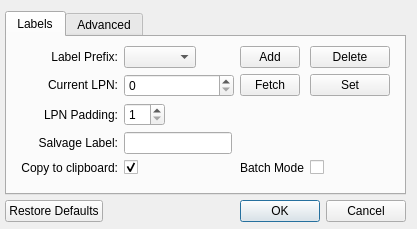
Old version of the form settingswindow.ui in the repository LMBernardo/LabelManager.
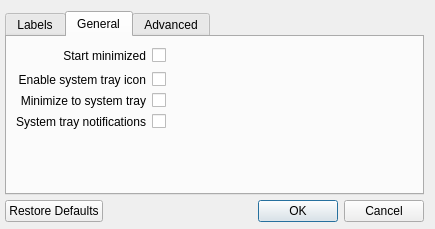
New version of the form.

Commit message: Added system tray icon and application icon

What changed in the file:
```diff
--- a/settingswindow.ui
+++ b/settingswindow.ui
@@ -9,8 +9,8 @@
    <rect>
     <x>0</x>
     <y>0</y>
-    <width>415</width>
-    <height>225</height>
+    <width>435</width>
+    <height>228</height>
    </rect>
   </property>
   <property name="sizePolicy">
@@ -21,8 +21,8 @@
   </property>
   <property name="maximumSize">
    <size>
-    <width>415</width>
-    <height>225</height>
+    <width>640</width>
+    <height>300</height>
    </size>
   </property>
   <property name="windowTitle">
@@ -59,7 +59,7 @@
       </size>
      </property>
      <property name="currentIndex">
-      <number>0</number>
+      <number>1</number>
      </property>
      <widget class="QWidget" name="labelSettingsTab">
       <property name="maximumSize">
@@ -341,6 +341,117 @@
        </item>
       </layout>
      </widget>
+     <widget class="QWidget" name="generalSettingsTab">
+      <attribute name="title">
+       <string>General</string>
+      </attribute>
+      <widget class="QWidget" name="gridLayoutWidget">
+       <property name="geometry">
+        <rect>
+         <x>9</x>
+         <y>9</y>
+         <width>401</width>
+         <height>131</height>
+        </rect>
+       </property>
+       <layout class="QGridLayout" name="gridLayout">
+        <item row="4" column="1">
+         <spacer name="verticalSpacer_3">
+          <property name="orientation">
+           <enum>Qt::Vertical</enum>
+          </property>
+          <property name="sizeHint" stdset="0">
+           <size>
+            <width>20</width>
+            <height>40</height>
+           </size>
+          </property>
+         </spacer>
+        </item>
+        <item row="0" column="1">
+         <widget class="QLabel" name="startMinimizedLabel">
+          <property name="text">
+           <string>Start minimized</string>
+          </property>
+          <property name="alignment">
+           <set>Qt::AlignRight|Qt::AlignTrailing|Qt::AlignVCenter</set>
+          </property>
+         </widget>
+        </item>
+        <item row="1" column="2">
+         <widget class="QCheckBox" name="enableSysTrayCheckbox">
+          <property name="text">
+           <string/>
+          </property>
+         </widget>
+        </item>
+        <item row="3" column="2">
+         <widget class="QCheckBox" name="sysTrayNotificationsCheckbox">
+          <property name="text">
+           <string/>
+          </property>
+         </widget>
+        </item>
+        <item row="1" column="1">
+         <widget class="QLabel" name="enableSysTrayLabel">
+          <property name="text">
+           <string>Enable system tray icon</string>
+          </property>
+          <property name="alignment">
+           <set>Qt::AlignRight|Qt::AlignTrailing|Qt::AlignVCenter</set>
+          </property>
+         </widget>
+        </item>
+        <item row="3" column="1">
+         <widget class="QLabel" name="sysTrayNotificationsLabel">
+          <property name="text">
+           <string>System tray notifications</string>
+          </property>
+          <property name="alignment">
+           <set>Qt::AlignRight|Qt::AlignTrailing|Qt::AlignVCenter</set>
+          </property>
+         </widget>
+        </item>
+        <item row="2" column="2">
+         <widget class="QCheckBox" name="minimizeToSysTrayCheckbox">
+          <property name="text">
+           <string/>
+          </property>
+         </widget>
+        </item>
+        <item row="2" column="1">
+         <widget class="QLabel" name="minimizeToSysTrayLabel">
+          <property name="text">
+           <string>Minimize to system tray</string>
+          </property>
+          <property name="alignment">
+           <set>Qt::AlignRight|Qt::AlignTrailing|Qt::AlignVCenter</set>
+          </property>
+         </widget>
+        </item>
+        <item row="0" column="2">
+         <widget class="QCheckBox" name="startMinimizedCheckbox">
+          <property name="text">
+           <string/>
+          </property>
+         </widget>
+        </item>
+        <item row="0" column="3">
+         <spacer name="horizontalSpacer">
+          <property name="orientation">
+           <enum>Qt::Horizontal</enum>
+          </property>
+          <property name="sizeHint" stdset="0">
+           <size>
+            <width>40</width>
+            <height>20</height>
+           </size>
+          </property>
+         </spacer>
+        </item>
+       </layout>
+      </widget>
+     </widget>
      <widget class="QWidget" name="advancedSettingsTab">
       <attribute name="title">
        <string>Advanced</string>
```
The commit also changes 18 other files.
